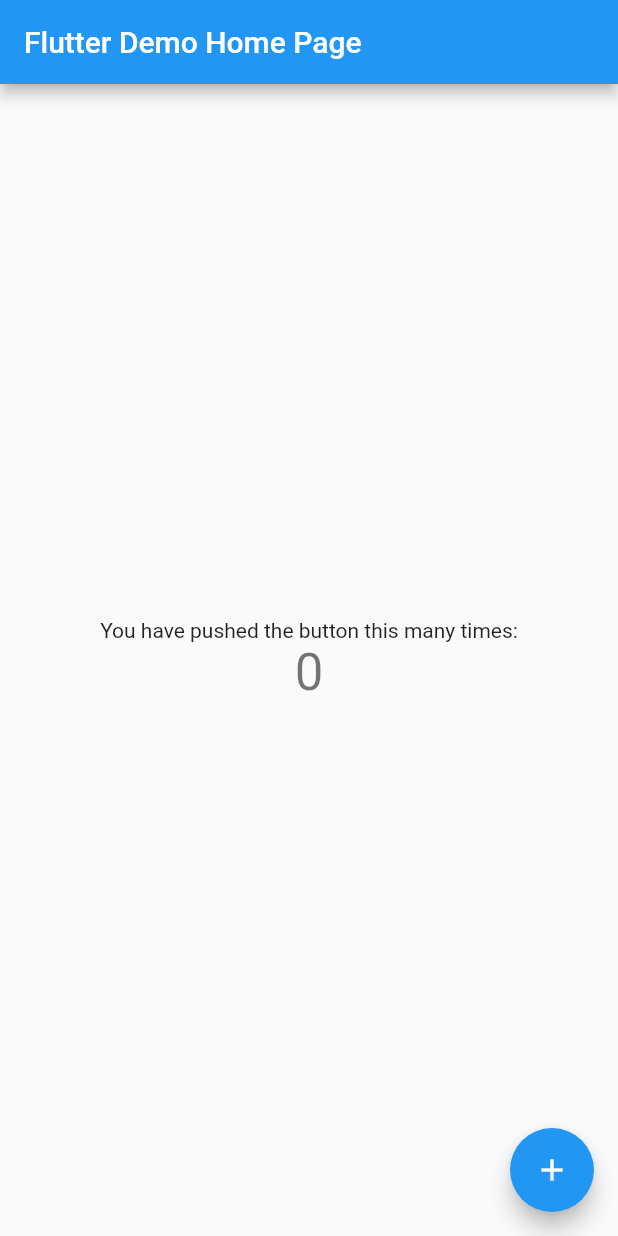
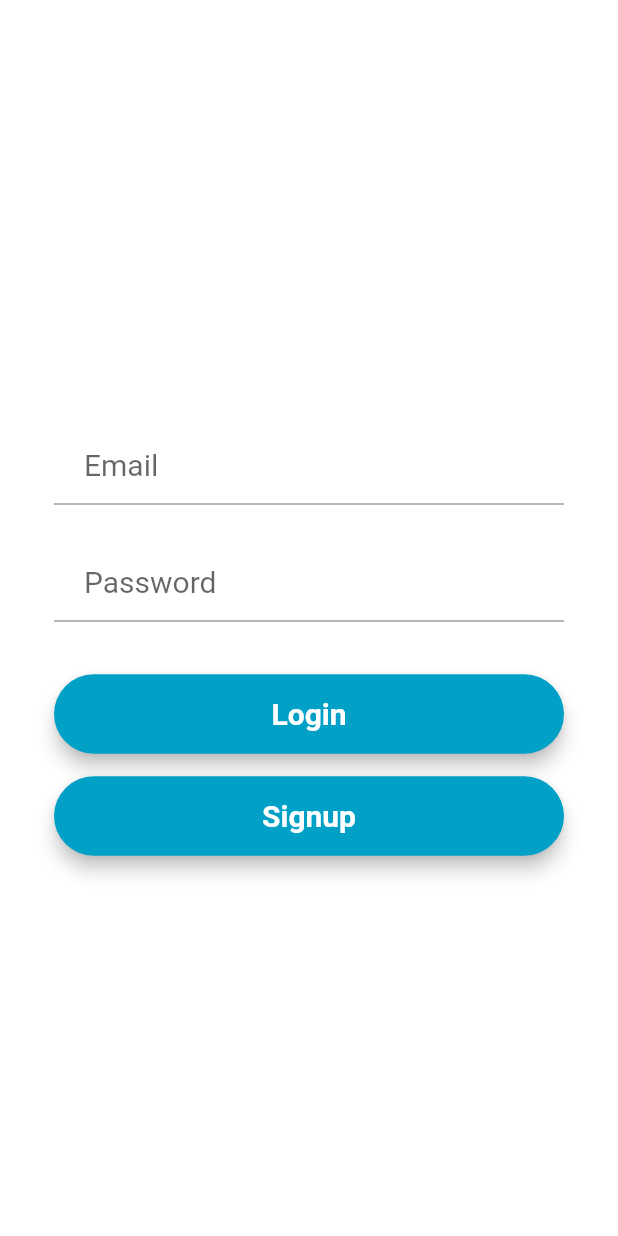
Before and after one commit to alexandrosyiangou/hookah-nation-client-app, a Flutter app: the screen it shows after launch, on a phone screen of 412 x 824 dp. Run offline on Flutter 3.47's test engine with Material 2 defaults, Android fonts, the phone set to English and light mode, and no system bars; Roboto replaces fonts that are missing (Montserrat).

Commit message:
Tidy up starting code

```diff
--- a/lib/main.dart
+++ b/lib/main.dart
@@ -1,111 +1,7 @@
 import 'package:flutter/material.dart';
 
-void main() => runApp(MyApp());
+import 'package:hookah_nation_client_app/src/App.dart';
 
-class MyApp extends StatelessWidget {
-  // This widget is the root of your application.
-  @override
-  Widget build(BuildContext context) {
-    return MaterialApp(
-      title: 'Flutter Demo',
-      theme: ThemeData(
-        // This is the theme of your application.
-        //
-        // Try running your application with "flutter run". You'll see the
-        // application has a blue toolbar. Then, without quitting the app, try
-        // changing the primarySwatch below to Colors.green and then invoke
-        // "hot reload" (press "r" in the console where you ran "flutter run",
-        // or simply save your changes to "hot reload" in a Flutter IDE).
-        // Notice that the counter didn't reset back to zero; the application
-        // is not restarted.
-        primarySwatch: Colors.blue,
-      ),
-      home: MyHomePage(title: 'Flutter Demo Home Page'),
-    );
-  }
+void main() {
+  runApp(App());
 }
-
-class MyHomePage extends StatefulWidget {
-  MyHomePage({Key key, this.title}) : super(key: key);
-
-  // This widget is the home page of your application. It is stateful, meaning
-  // that it has a State object (defined below) that contains fields that affect
-  // how it looks.
-
-  // This class is the configuration for the state. It holds the values (in this
-  // case the title) provided by the parent (in this case the App widget) and
-  // used by the build method of the State. Fields in a Widget subclass are
-  // always marked "final".
-
-  final String title;
-
-  @override
-  _MyHomePageState createState() => _MyHomePageState();
-}
-
-class _MyHomePageState extends State<MyHomePage> {
-  int _counter = 0;
-
-  void _incrementCounter() {
-    setState(() {
-      // This call to setState tells the Flutter framework that something has
-      // changed in this State, which causes it to rerun the build method below
-      // so that the display can reflect the updated values. If we changed
-      // _counter without calling setState(), then the build method would not be
-      // called again, and so nothing would appear to happen.
-      _counter++;
-    });
-  }
-
-  @override
-  Widget build(BuildContext context) {
-    // This method is rerun every time setState is called, for instance as done
-    // by the _incrementCounter method above.
-    //
-    // The Flutter framework has been optimized to make rerunning build methods
-    // fast, so that you can just rebuild anything that needs updating rather
-    // than having to individually change instances of widgets.
-    return Scaffold(
-      appBar: AppBar(
-        // Here we take the value from the MyHomePage object that was created by
-        // the App.build method, and use it to set our appbar title.
-        title: Text(widget.title),
-      ),
-      body: Center(
-        // Center is a layout widget. It takes a single child and positions it
-        // in the middle of the parent.
-        child: Column(
-          // Column is also a layout widget. It takes a list of children and
-          // arranges them vertically. By default, it sizes itself to fit its
-          // children horizontally, and tries to be as tall as its parent.
-          //
-          // Invoke "debug painting" (press "p" in the console, choose the
-          // "Toggle Debug Paint" action from the Flutter Inspector in Android
-          // Studio, or the "Toggle Debug Paint" command in Visual Studio Code)
-          // to see the wireframe for each widget.
-          //
-          // Column has various properties to control how it sizes itself and
-          // how it positions its children. Here we use mainAxisAlignment to
-          // center the children vertically; the main axis here is the vertical
-          // axis because Columns are vertical (the cross axis would be
-          // horizontal).
-          mainAxisAlignment: MainAxisAlignment.center,
-          children: <Widget>[
-            Text(
-              'You have pushed the button this many times:',
-            ),
-            Text(
-              '$_counter',
-              style: Theme.of(context).textTheme.display1,
-            ),
-          ],
-        ),
-      ),
-      floatingActionButton: FloatingActionButton(
-        onPressed: _incrementCounter,
-        tooltip: 'Increment',
-        child: Icon(Icons.add),
-      ), // This trailing comma makes auto-formatting nicer for build methods.
-    );
-  }
-}
--- /dev/null
+++ b/lib/src/App.dart
@@ -0,0 +1,26 @@
+import 'package:flutter/material.dart';
+
+import 'package:hookah_nation_client_app/src/screens/HomeScreen.dart';
+
+class App extends StatelessWidget {
+      // This widget is the root of your application.
+      @override
+      Widget build(BuildContext context) {
+        return MaterialApp(
+          title: 'hookah_nation',
+          theme: ThemeData(
+            // This is the theme of your application.
+            //
+            // Try running your application with "flutter run". You'll see the
+            // application has a blue toolbar. Then, without quitting the app, try
+            // changing the primarySwatch below to Colors.green and then invoke
+            // "hot reload" (press "r" in the console where you ran "flutter run",
+            // or simply save your changes to "hot reload" in a Flutter IDE).
+            // Notice that the counter didn't reset back to zero; the application
+            // is not restarted.
+            primarySwatch: Colors.blue,
+          ),
+          home: MyHomePage(title: 'hookah_nation'),
+        );
+      }
+    }
--- /dev/null
+++ b/lib/src/common/widgets/buttons/LoginButton.dart
@@ -0,0 +1,22 @@
+import 'package:flutter/material.dart';
+
+class LoginButton extends StatelessWidget {
+  @override
+  Widget build(BuildContext context) {
+    return Material(
+      elevation: 5.0,
+      borderRadius: BorderRadius.circular(30.0),
+      color: Color(0xff01A0C7),
+      child: MaterialButton(
+        minWidth: MediaQuery.of(context).size.width,
+        padding: EdgeInsets.fromLTRB(20.0, 15.0, 20.0, 15.0),
+        onPressed: () {},
+        child: Text('Login',
+          textAlign: TextAlign.center,
+          style: TextStyle(fontFamily: 'Montserrat', fontSize: 20.0)
+            .copyWith(color: Colors.white, fontWeight: FontWeight.bold)
+        ),
+      ),
+    );
+  }
+}
--- /dev/null
+++ b/lib/src/common/widgets/buttons/SignupButton.dart
@@ -0,0 +1,22 @@
+import 'package:flutter/material.dart';
+
+class SignupButton extends StatelessWidget {
+  @override
+  Widget build(BuildContext context) {
+    return Material(
+      elevation: 5.0,
+      borderRadius: BorderRadius.circular(30.0),
+      color: Color(0xff01A0C7),
+      child: MaterialButton(
+        minWidth: MediaQuery.of(context).size.width,
+        padding: EdgeInsets.fromLTRB(20.0, 15.0, 20.0, 15.0),
+        onPressed: () {},
+        child: Text('Signup',
+          textAlign: TextAlign.center,
+          style: TextStyle(fontFamily: 'Montserrat', fontSize: 20.0)
+            .copyWith(color: Colors.white, fontWeight: FontWeight.bold)
+        ),
+      ),
+    );
+  }
+}
--- /dev/null
+++ b/lib/src/common/widgets/textfields/EmailTextField.dart
@@ -0,0 +1,21 @@
+
+
+import 'package:flutter/material.dart';
+
+class EmailTextField extends StatelessWidget {
+  @override
+  Widget build(BuildContext context) {
+    return TextField(
+      obscureText: false,
+      style: TextStyle(
+        fontFamily: 'Montserrat',
+        fontSize: 20.0
+      ),
+      decoration: InputDecoration(
+          contentPadding: EdgeInsets.fromLTRB(20.0, 15.0, 20.0, 15.0),
+          hintText: 'Email',
+          border: null,
+      ),
+    );
+  }
+}
--- /dev/null
+++ b/lib/src/common/widgets/textfields/PasswordTextField.dart
@@ -0,0 +1,21 @@
+        // final passwordField =
+
+import 'package:flutter/material.dart';
+
+class PasswordTextField extends StatelessWidget {
+  @override
+  Widget build(BuildContext context) {
+    return TextField(
+      obscureText: true,
+      style: TextStyle(
+        fontFamily: 'Montserrat',
+        fontSize: 20.0
+      ),
+      decoration: InputDecoration(
+          contentPadding: EdgeInsets.fromLTRB(20.0, 15.0, 20.0, 15.0),
+          hintText: 'Password',
+          border: null,
+      ),
+    );
+  }
+}
--- /dev/null
+++ b/lib/src/screens/HomeScreen.dart
@@ -0,0 +1,66 @@
+import 'package:flutter/material.dart';
+import 'package:hookah_nation_client_app/src/common/widgets/buttons/LoginButton.dart';
+import 'package:hookah_nation_client_app/src/common/widgets/buttons/SignupButton.dart';
+import 'package:hookah_nation_client_app/src/common/widgets/textfields/EmailTextField.dart';
+import 'package:hookah_nation_client_app/src/common/widgets/textfields/PasswordTextField.dart';
+
+class MyHomePage extends StatefulWidget {
+  MyHomePage({Key key, this.title}) : super(key: key);
+  // This widget is the home page of your application. It is stateful, meaning
+  // that it has a State object (defined below) that contains fields that affect
+  // how it looks.
+  // This class is the configuration for the state. It holds the values (in this
+  // case the title) provided by the parent (in this case the App widget) and
+  // used by the build method of the State. Fields in a Widget subclass are
+  // always marked "final".
+  final String title;
+  @override
+  _MyHomePageState createState() => _MyHomePageState();
+}
+
+class _MyHomePageState extends State<MyHomePage> {
+  TextStyle style = TextStyle(fontFamily: 'Montserrat', fontSize: 20.0);
+
+  @override
+  Widget build(BuildContext context) {
+    return Scaffold(
+      body: Center(
+        child: Container(
+          color: Colors.white,
+          child: Padding(
+            padding: const EdgeInsets.all(36.0),
+            child: Column(
+              crossAxisAlignment: CrossAxisAlignment.center,
+              mainAxisAlignment: MainAxisAlignment.center,
+              children: <Widget>[
+                // SizedBox(
+                //   height: 155.0,
+                //   child: Image.asset(
+                //     "assets/logo.png",
+                //     fit: BoxFit.contain,
+                //   ),
+                // ),
+                SizedBox(height: 45.0),
+                EmailTextField(),
+                SizedBox(height: 25.0),
+                PasswordTextField(),
+                SizedBox(
+                  height: 35.0,
+                ),
+
+                LoginButton(),
+                SizedBox(
+                  height: 15.0,
+                ),
+                SignupButton(),
+                SizedBox(
+                  height: 15.0,
+                ),
+              ],
+            ),
+          ),
+        ),
+      ),
+    );
+  }
+}
```
Also changed, not shown: 1 other file.
